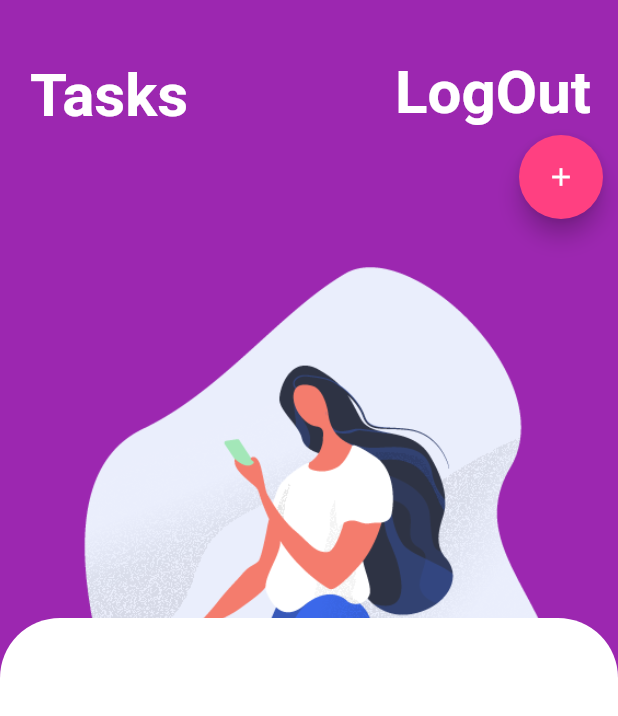
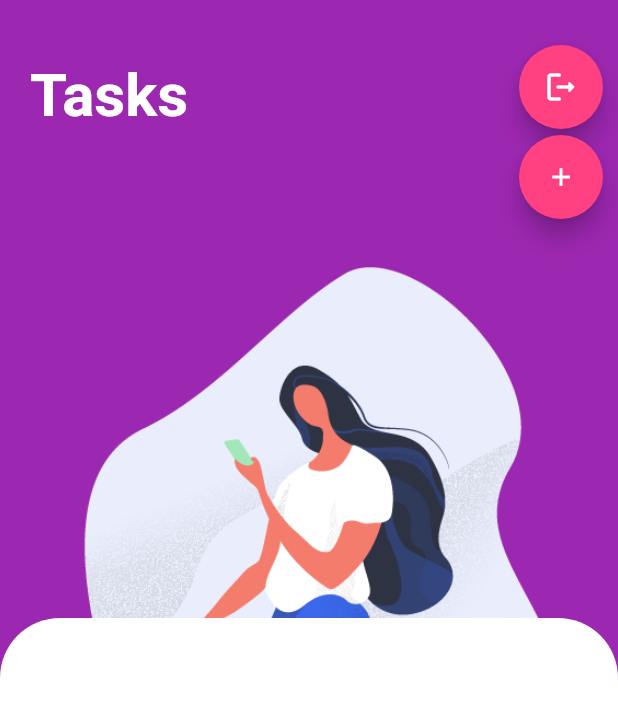
Before and after one commit to Abdulla-Khan/Todo_App, a Flutter app: the Task screen opened directly, on a phone screen of 412 x 824 dp. Shown: the top 716 px of the screen. Run offline on Flutter 3.47's test engine with Material 2 defaults, Android fonts, the phone set to English and light mode, and no system bars; our stand-ins replace cloud_firestore, firebase_auth, firebase_core; accounts and stored records are empty.

Commit message:
Update task.dart

```diff
--- a/lib/task.dart
+++ b/lib/task.dart
@@ -99,15 +99,11 @@ class _TaskState extends State<Task> {
             left: 20,
           ),
           Positioned(
-            child: TextButton(
-                onPressed: () => signout(),
-                child: Text(
-                  "LogOut",
-                  style: TextStyle(
-                      color: Colors.white,
-                      fontSize: 40,
-                      fontWeight: FontWeight.bold),
-                )),
+            child: FloatingActionButton(
+              backgroundColor: Colors.pinkAccent,
+              onPressed: () => signout(),
+              child: const Icon(Icons.logout_rounded),
+            ),
             top: 30,
             right: 10,
           ),
```
